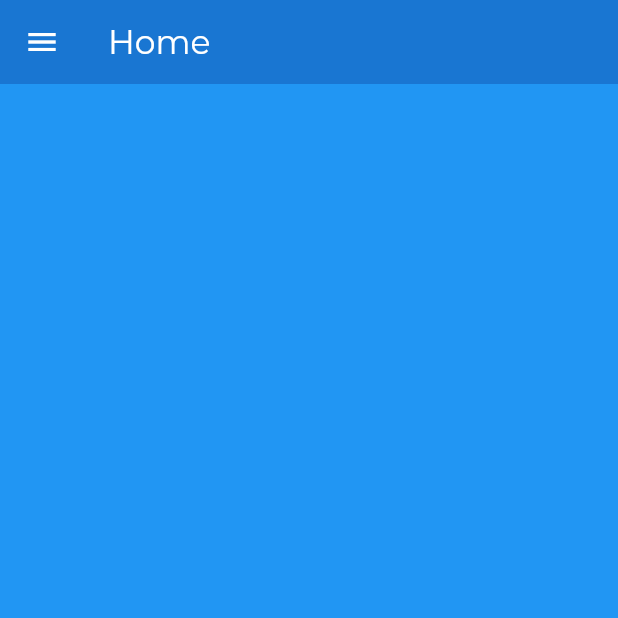
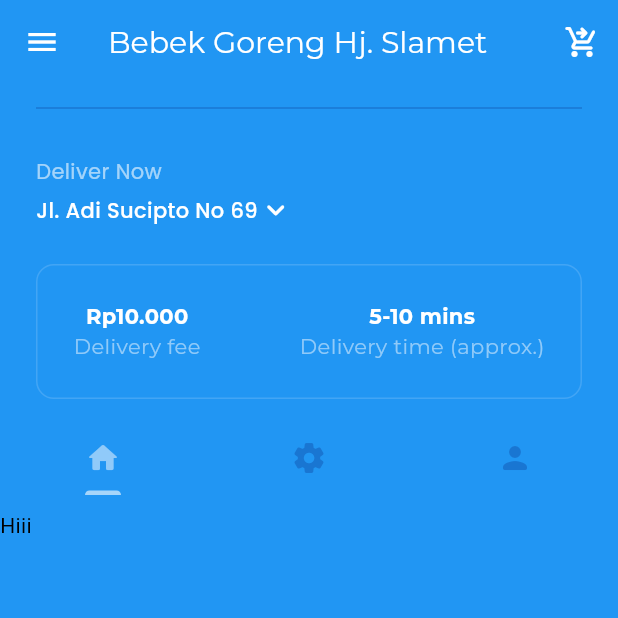
Before and after one commit to Zireha/food-app-deliver-tutorial, a Flutter app: the screen it shows after launch, after a tap on "Sign In", on a phone screen of 412 x 824 dp, the top half of it. Run offline on Flutter 3.47's test engine with Material 3 defaults, Android fonts, the phone set to English and light mode, and no system bars; our stand-ins replace google_fonts.

Commit message:
changed dark theme color, add sliver bar, some placeholderd details

```diff
--- /dev/null
+++ b/lib/components/my_current_location.dart
@@ -0,0 +1,89 @@
+import 'package:flutter/material.dart';
+import 'package:google_fonts/google_fonts.dart';
+
+class MyCurrentLocation extends StatelessWidget {
+  const MyCurrentLocation({super.key});
+
+  void openLocationSearchBox(BuildContext context) {
+    showDialog(
+        context: context,
+        builder: (context) => AlertDialog(
+              title: Text(
+                "Your location",
+                style: GoogleFonts.montserrat(
+                    color: Theme.of(context).colorScheme.inversePrimary),
+              ),
+              content: TextField(
+                decoration: InputDecoration(
+                    hintText: "Search address...",
+                    hintStyle: TextStyle(
+                        color: Theme.of(context)
+                            .colorScheme
+                            .inversePrimary
+                            .withAlpha(100)),
+                    enabledBorder: UnderlineInputBorder(
+                        borderSide: BorderSide(
+                            color:
+                                Theme.of(context).colorScheme.inversePrimary))),
+                style: GoogleFonts.poppins(
+                    color: Theme.of(context).colorScheme.inversePrimary),
+              ),
+              actions: [
+                //cancel
+                MaterialButton(
+                  onPressed: () => Navigator.pop(context),
+                  child: Text("Cancel",
+                      style: GoogleFonts.montserrat(
+                          color: Theme.of(context).colorScheme.inversePrimary)),
+                ),
+                MaterialButton(
+                  onPressed: () => Navigator.pop(context),
+                  child: Text("Save",
+                      style: GoogleFonts.montserrat(
+                          color: Theme.of(context).colorScheme.inversePrimary,
+                          fontWeight: FontWeight.bold
+                          )),
+                )
+              ],
+            ));
+  }
+
+  @override
+  Widget build(BuildContext context) {
+    return Padding(
+      padding: const EdgeInsets.all(24.0),
+      child: Column(
+        crossAxisAlignment: CrossAxisAlignment.start,
+        spacing: 4,
+        children: [
+          Text(
+            "Deliver Now",
+            style: GoogleFonts.poppins(
+              color:
+                  Theme.of(context).colorScheme.inversePrimary.withAlpha(150),
+            ),
+          ),
+          GestureDetector(
+            onTap: () => openLocationSearchBox(context),
+            child: Row(
+              children: [
+                //address
+                Text(
+                  "Jl. Adi Sucipto No 69",
+                  style: GoogleFonts.poppins(
+                      color: Theme.of(context).colorScheme.inversePrimary,
+                      fontWeight: FontWeight.w500),
+                ),
+                //dropdown
+                Icon(
+                  Icons.keyboard_arrow_down_rounded,
+                  color: Theme.of(context).colorScheme.inversePrimary,
+                )
+              ],
+            ),
+          )
+        ],
+      ),
+    );
+  }
+}
--- /dev/null
+++ b/lib/components/my_description_box.dart
@@ -0,0 +1,60 @@
+import 'package:flutter/material.dart';
+import 'package:google_fonts/google_fonts.dart';
+
+class MyDescriptionBox extends StatelessWidget {
+  const MyDescriptionBox({super.key});
+
+  @override
+  Widget build(BuildContext context) {
+    var primaryTextStyle =
+        GoogleFonts.montserrat(color: Theme.of(context).colorScheme.inversePrimary);
+
+    var secondaryTextStyle =
+        GoogleFonts.montserrat(color: Theme.of(context).colorScheme.primary);
+
+    return Container(
+      padding: const EdgeInsets.all(24),
+      margin: const EdgeInsets.only(left: 24, right: 24, bottom: 24),
+      decoration: BoxDecoration(
+          border: Border.all(color: Theme.of(context).colorScheme.secondary),
+          borderRadius: BorderRadius.circular(12),
+          ),
+      child: Row(
+        // crossAxisAlignment: CrossAxisAlignment.center,
+        mainAxisAlignment: MainAxisAlignment.spaceBetween,
+        children: [
+          //delivery fee
+          Column(
+            children: [
+              Text(
+                "Rp10.000",
+                style: primaryTextStyle.copyWith(
+                  fontWeight: FontWeight.bold
+                ),
+              ),
+              Text(
+                "Delivery fee",
+                style: secondaryTextStyle,
+              )
+            ],
+          ),
+          //deliv time
+          Column(
+            children: [
+              Text(
+                "5-10 mins",
+                style: primaryTextStyle.copyWith(
+                  fontWeight: FontWeight.bold
+                ),
+              ),
+              Text(
+                "Delivery time (approx.)",
+                style: secondaryTextStyle,
+              )
+            ],
+          )
+        ],
+      ),
+    );
+  }
+}
--- /dev/null
+++ b/lib/components/my_sliver_app_bar.dart
@@ -0,0 +1,44 @@
+import 'package:flutter/material.dart';
+import 'package:google_fonts/google_fonts.dart';
+
+class MySliverAppBar extends StatelessWidget {
+  final Widget child;
+  final Widget title;
+  const MySliverAppBar({
+    super.key,
+    required this.child,
+    required this.title,
+  });
+
+  @override
+  Widget build(BuildContext context) {
+    return SliverAppBar(
+      foregroundColor: Theme.of(context).colorScheme.inversePrimary,
+      backgroundColor: Theme.of(context).colorScheme.surface,
+      expandedHeight: 340,
+      collapsedHeight: 120,
+      floating: false,
+      pinned: true,
+      title: Text("Bebek Goreng Hj. Slamet", style: GoogleFonts.montserrat(
+        fontSize: 20
+      ),),
+      flexibleSpace: Padding(
+        padding: const EdgeInsets.only(bottom: 10.0),
+        child: FlexibleSpaceBar(
+          background: Padding(
+            padding: const EdgeInsets.only(bottom: 50.0),
+            child: child,
+          ),
+          title: title,
+          centerTitle: true,
+          titlePadding: const EdgeInsets.only(left: 0, right: 0, top: 0),
+          expandedTitleScale: 1,
+        ),
+      ),
+      actions: [
+        IconButton(
+            onPressed: () {}, icon: const Icon(Icons.shopping_cart_checkout_rounded))
+      ],
+    );
+  }
+}
--- /dev/null
+++ b/lib/components/my_tab_bar.dart
@@ -0,0 +1,39 @@
+import 'package:flutter/material.dart';
+
+class MyTabBar extends StatelessWidget {
+  final TabController tabController;
+
+  const MyTabBar({super.key, required this.tabController});
+
+  @override
+  Widget build(BuildContext context) {
+    return Container(
+      child: TabBar(
+        controller: tabController,
+        dividerColor: Colors.transparent,
+        indicatorColor: Colors.white60,
+        unselectedLabelColor: Theme.of(context).colorScheme.tertiary,
+        tabs: [
+          //1st tab
+          Tab(
+            icon: Icon(
+              Icons.home_rounded,
+              ),
+          ),
+          //2nd tab
+          Tab(
+            icon: Icon(
+              Icons.settings_rounded,
+              ),
+          ),
+          //2rd tab
+          Tab(
+            icon: Icon(
+              Icons.person_rounded,
+              ),
+          ),
+        ]
+        ),
+    );
+  }
+}
--- a/lib/screens/home_page.dart
+++ b/lib/screens/home_page.dart
@@ -1,5 +1,9 @@
 import 'package:flutter/material.dart';
+import 'package:food_delivery_app/components/my_current_location.dart';
+import 'package:food_delivery_app/components/my_description_box.dart';
 import 'package:food_delivery_app/components/my_drawer.dart';
+import 'package:food_delivery_app/components/my_sliver_app_bar.dart';
+import 'package:food_delivery_app/components/my_tab_bar.dart';
 import 'package:google_fonts/google_fonts.dart';
 
 class HomePage extends StatefulWidget {
@@ -9,16 +13,58 @@ class HomePage extends StatefulWidget {
   State<HomePage> createState() => _HomePageState();
 }
 
-class _HomePageState extends State<HomePage> {
+class _HomePageState extends State<HomePage>
+    with SingleTickerProviderStateMixin {
+  //tab controller
+  late TabController _tabController;
+
+  @override
+  void initState() {
+    // TODO: implement initState
+    super.initState();
+    _tabController = TabController(length: 3, vsync: this);
+  }
+
+  @override
+  void dispose() {
+    // TODO: implement dispose
+    _tabController.dispose();
+    super.dispose();
+  }
+
   @override
   Widget build(BuildContext context) {
     return Scaffold(
-      appBar: AppBar(
-        backgroundColor: Theme.of(context).colorScheme.tertiary,
-        foregroundColor: Theme.of(context).colorScheme.inversePrimary,
-        title: Text("Home", style: GoogleFonts.montserrat(),),
+      drawer: MyDrawer(),
+      body: NestedScrollView(
+        headerSliverBuilder: (context, innerBoxIsScrolled) => [
+          MySliverAppBar(
+            title: MyTabBar(tabController: _tabController),
+            child: Column(
+              mainAxisAlignment: MainAxisAlignment.end,
+              children: [
+                //current location
+                Divider(
+                  indent: 24,
+                  endIndent: 24,
+                  color: Theme.of(context).colorScheme.tertiary,
+                ),
+                const MyCurrentLocation(),
+                //description
+                const MyDescriptionBox()
+              ],
+            ),
+          )
+        ],
+        body: TabBarView(
+          controller: _tabController,
+          children: [
+            Text("Hiii"),
+            Text("Hiii"),
+            Text("Hiii"),
+          ]
+          ),
       ),
-      drawer: MyDrawer(),
     );
   }
 }
--- a/lib/screens/settings_page.dart
+++ b/lib/screens/settings_page.dart
@@ -1,12 +1,13 @@
 import 'package:flutter/material.dart';
+import 'package:food_delivery_app/theme/theme_provider.dart';
 import 'package:google_fonts/google_fonts.dart';
+import 'package:provider/provider.dart';
 
 class SettingsPage extends StatelessWidget {
   const SettingsPage({super.key});
 
   @override
   Widget build(BuildContext context) {
-
     return Scaffold(
       appBar: AppBar(
         backgroundColor: Theme.of(context).colorScheme.tertiary,
@@ -20,26 +21,27 @@ class SettingsPage extends StatelessWidget {
         children: [
           Container(
             decoration: BoxDecoration(
-
-            ),
-            margin: EdgeInsets.only(top: 24),
-            padding: EdgeInsets.symmetric(horizontal: 24),
+                color: Theme.of(context).colorScheme.secondary,
+                borderRadius: BorderRadius.circular(12)),
+            margin: EdgeInsets.only(top: 12, left: 16, right: 16),
+            padding: EdgeInsets.symmetric(horizontal: 24, vertical: 12),
             child: Row(
               mainAxisAlignment: MainAxisAlignment.spaceBetween,
               children: [
                 Text(
-                  "Dark Mode",style: GoogleFonts.montserrat(
-                    color: Theme.of(context).colorScheme.inversePrimary,
-                    fontSize: 16,
-                    fontWeight: FontWeight.w500
-                    ),
+                  "Dark Mode",
+                  style: GoogleFonts.montserrat(
+                      color: Theme.of(context).colorScheme.inversePrimary,
+                      fontSize: 16,
+                      fontWeight: FontWeight.w500),
                 ),
                 Switch(
                     activeColor: Theme.of(context).colorScheme.inversePrimary,
-                    value: false,
-                    onChanged: (value) {
-
-                    })
+                    value: Provider.of<ThemeProvider>(context, listen: false)
+                        .isDarkMode,
+                    onChanged: (value) =>
+                        Provider.of<ThemeProvider>(context, listen: false)
+                            .toggleTheme())
               ],
             ),
           )
--- a/lib/theme/dark_mode.dart
+++ b/lib/theme/dark_mode.dart
@@ -2,10 +2,10 @@ import 'package:flutter/material.dart';
 
 ThemeData darkMode = ThemeData(
   colorScheme: ColorScheme.dark(
-    surface: const Color.fromARGB(255, 95, 23, 18),
-    primary: const Color.fromARGB(255, 117, 108, 26),
-    secondary: const Color.fromARGB(255, 124, 112, 5),
-    tertiary: const Color.fromARGB(255, 151, 127, 49),
-    inversePrimary: const Color.fromARGB(255, 207, 157, 157)
+    surface: const Color.fromARGB(255, 18, 74, 119),
+    primary: const Color.fromARGB(255, 50, 122, 180),
+    secondary: const Color.fromARGB(255, 32, 114, 182),
+    tertiary: const Color.fromARGB(255, 37, 86, 134),
+    inversePrimary: Colors.white
   ),
 );
```
